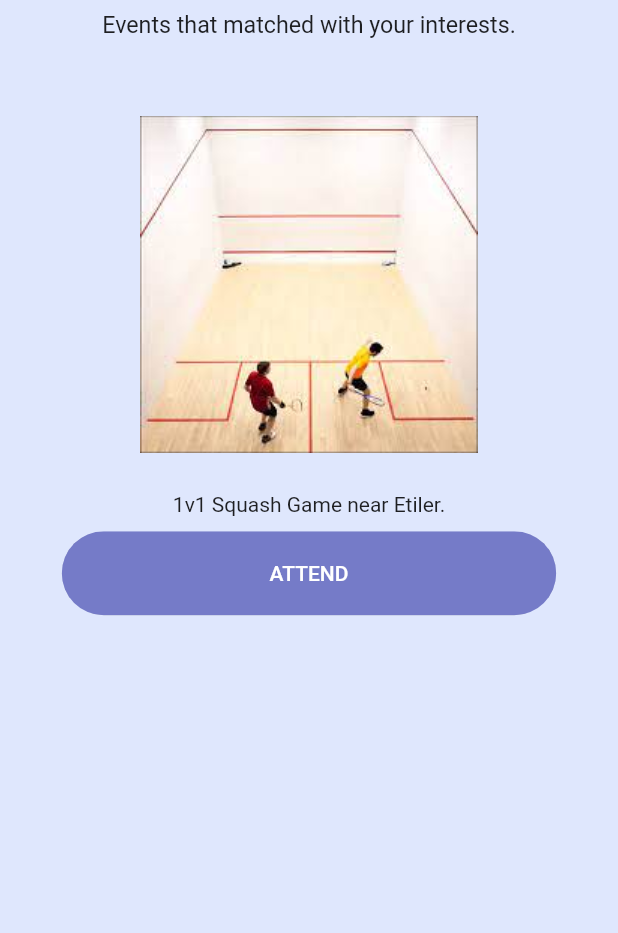
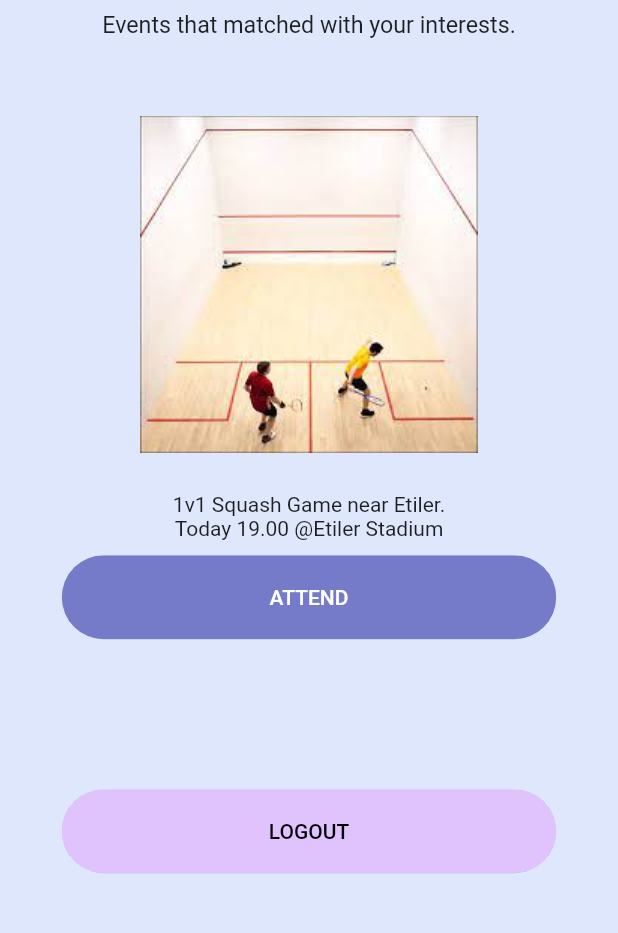
Before and after one commit to bounswe/2021SpringGroup5, a Flutter app: the MainScreen screen opened directly, on a phone screen of 412 x 824 dp, the part 138-1071 px from its top. Run offline on Flutter 3.47's test engine with Material 2 defaults, Android fonts, the phone set to English and light mode, and no system bars.

Commit message:
add logout button to mainpage

```diff
--- a/lib/screens/main_page/components/body.dart
+++ b/lib/screens/main_page/components/body.dart
@@ -1,8 +1,10 @@
 import 'package:flutter/material.dart';
 import 'package:ludo_app/components/rounded_button.dart';
 import 'package:ludo_app/components/rounded_button.dart';
+import 'package:ludo_app/constants.dart';
 import 'package:ludo_app/screens/main_page/components/background.dart';
 import 'package:ludo_app/screens/main_page/main_screen.dart';
+import 'package:ludo_app/screens/welcome/welcome_screen.dart';
 
 class Body extends StatelessWidget {
   const Body({
@@ -33,6 +35,7 @@ class Body extends StatelessWidget {
                   "assets/images/squash-sport.jpg", height: size.height * 0.3,),
               SizedBox(height: 15,),
               Text("1v1 Squash Game near Etiler."),
+              Text("Today 19.00 @Etiler Stadium"),
               RoundedButton(
                 text: "ATTEND",
                 press: () {
@@ -46,6 +49,22 @@ class Body extends StatelessWidget {
                   );
                 },
               ),
+              SizedBox(height:80),
+              RoundedButton(
+                color: kPrimaryLightColor,
+                textColor: Colors.black,
+                text: "LOGOUT",
+                press: () {
+                  Navigator.push(
+                    context,
+                    MaterialPageRoute(
+                      builder: (context) {
+                        return WelcomeScreen();
+                      },
+                    ),
+                  );
+                },
+              ),
             ],
           )
         ],
```
Also changed, not shown: 1 other file.
